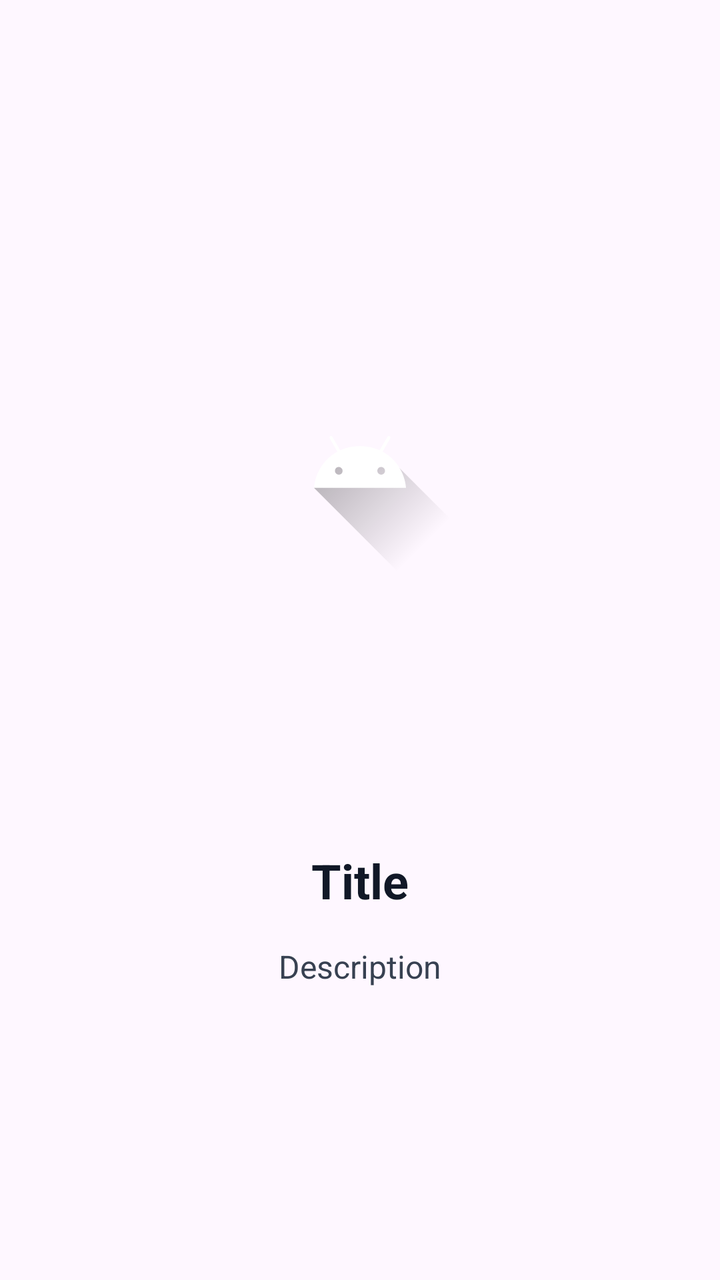
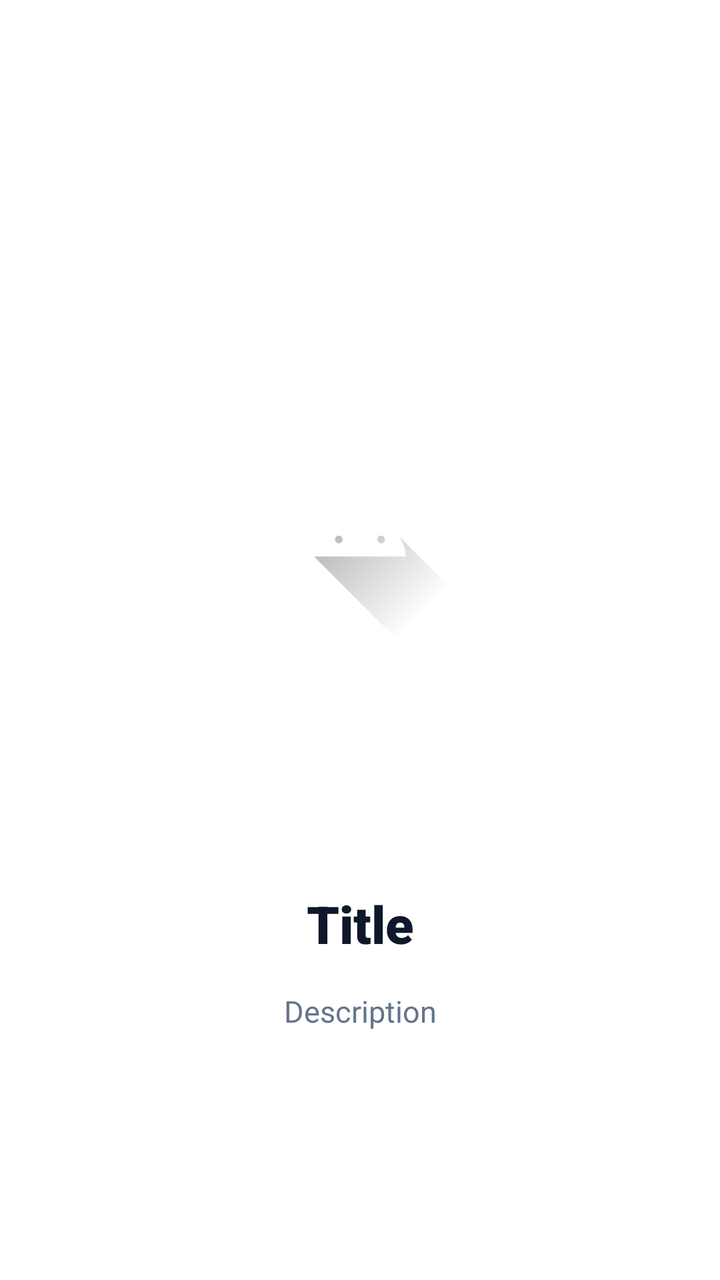

Before-and-after screenshots of an Android layout around one commit, followed by the original layout XML and the change that was made.
<!-- AndroidManifest.xml: application theme Theme.GoRide -->
<!-- res/layout/item_onboarding_page.xml -->
<?xml version="1.0" encoding="utf-8"?>
<androidx.constraintlayout.widget.ConstraintLayout xmlns:android="http://schemas.android.com/apk/res/android"
    xmlns:app="http://schemas.android.com/apk/res-auto"
    android:layout_width="match_parent"
    android:layout_height="match_parent"
    android:padding="24dp">

    <ImageView
        android:id="@+id/ivOnboarding"
        android:layout_width="match_parent"
        android:layout_height="300dp"
        android:layout_marginTop="60dp"
        android:scaleType="centerInside"
        app:layout_constraintTop_toTopOf="parent"
        app:srcCompat="@drawable/ic_launcher_foreground" />

    <TextView
        android:id="@+id/tvTitle"
        android:layout_width="match_parent"
        android:layout_height="wrap_content"
        android:layout_marginTop="40dp"
        android:gravity="center"
        android:text="Title"
        android:textColor="@color/gray_900"
        android:textSize="24sp"
        android:textStyle="bold"
        app:layout_constraintTop_toBottomOf="@id/ivOnboarding" />

    <TextView
        android:id="@+id/tvDescription"
        android:layout_width="match_parent"
        android:layout_height="wrap_content"
        android:layout_marginTop="16dp"
        android:gravity="center"
        android:text="Description"
        android:textColor="@color/gray_700"
        android:textSize="16sp"
        app:layout_constraintTop_toBottomOf="@id/tvTitle" />

</androidx.constraintlayout.widget.ConstraintLayout>
<!-- resources referenced by this layout -->
<resources>
  <color name="gray_700">#374151</color>
  <color name="gray_900">#111827</color>
  <!-- drawable ic_launcher_foreground (drawable) -->
  <vector xmlns:android="http://schemas.android.com/apk/res/android"
      xmlns:aapt="http://schemas.android.com/aapt"
      android:width="108dp"
      android:height="108dp"
      android:viewportWidth="108"
      android:viewportHeight="108">
      <path android:pathData="M31,63.928c0,0 6.4,-11 12.1,-13.1c7.2,-2.6 26,-1.4 26,-1.4l38.1,38.1L107,108.928l-32,-1L31,63.928z">
          <aapt:attr name="android:fillColor">
              <gradient
                  android:endX="85.84757"
                  android:endY="92.4963"
                  android:startX="42.9492"
                  android:startY="49.59793"
                  android:type="linear">
                  <item
                      android:color="#44000000"
                      android:offset="0.0" />
                  <item
                      android:color="#00000000"
                      android:offset="1.0" />
              </gradient>
          </aapt:attr>
      </path>
      <path
          android:fillColor="#FFFFFF"
          android:fillType="nonZero"
          android:pathData="M65.3,45.828l3.8,-6.6c0.2,-0.4 0.1,-0.9 -0.3,-1.1c-0.4,-0.2 -0.9,-0.1 -1.1,0.3l-3.9,6.7c-6.3,-2.8 -13.4,-2.8 -19.7,0l-3.9,-6.7c-0.2,-0.4 -0.7,-0.5 -1.1,-0.3C38.8,38.328 38.7,38.828 38.9,39.228l3.8,6.6C36.2,49.428 31.7,56.028 31,63.928h46C76.3,56.028 71.8,49.428 65.3,45.828zM43.4,57.328c-0.8,0 -1.5,-0.5 -1.8,-1.2c-0.3,-0.7 -0.1,-1.5 0.4,-2.1c0.5,-0.5 1.4,-0.7 2.1,-0.4c0.7,0.3 1.2,1 1.2,1.8C45.3,56.528 44.5,57.328 43.4,57.328L43.4,57.328zM64.6,57.328c-0.8,0 -1.5,-0.5 -1.8,-1.2s-0.1,-1.5 0.4,-2.1c0.5,-0.5 1.4,-0.7 2.1,-0.4c0.7,0.3 1.2,1 1.2,1.8C66.5,56.528 65.6,57.328 64.6,57.328L64.6,57.328z"
          android:strokeWidth="1"
          android:strokeColor="#00000000" />
  </vector>
  <style name="Theme.GoRide" parent="Theme.Material3.DayNight.NoActionBar">
          
          <item name="colorPrimary">@color/primary</item>
          <item name="colorPrimaryVariant">@color/primary_dark</item>
          <item name="colorOnPrimary">@color/white</item>
          
          <item name="colorSecondary">@color/primary_light</item>
          <item name="colorSecondaryVariant">@color/primary_dark</item>
          <item name="colorOnSecondary">@color/black</item>
          
          <item name="android:statusBarColor">?attr/colorPrimaryVariant</item>
      </style>
  <color name="primary">#16A34A</color>
  <color name="primary_dark">#15803D</color>
  <color name="white">#FFFFFFFF</color>
  <color name="primary_light">#DCFCE7</color>
  <color name="black">#FF000000</color>
</resources>

<!-- the commit's change to res/layout/item_onboarding_page.xml (unified diff, before → after) -->
@@ -2,39 +2,55 @@
 <androidx.constraintlayout.widget.ConstraintLayout xmlns:android="http://schemas.android.com/apk/res/android"
     xmlns:app="http://schemas.android.com/apk/res-auto"
     android:layout_width="match_parent"
-    android:layout_height="match_parent"
-    android:padding="24dp">
+    android:layout_height="match_parent">
 
     <ImageView
         android:id="@+id/ivOnboarding"
-        android:layout_width="match_parent"
-        android:layout_height="300dp"
-        android:layout_marginTop="60dp"
+        android:layout_width="0dp"
+        android:layout_height="0dp"
+        android:layout_marginHorizontal="24dp"
         android:scaleType="centerInside"
+        app:layout_constraintBottom_toTopOf="@+id/tvTitle"
+        app:layout_constraintEnd_toEndOf="parent"
+        app:layout_constraintHeight_percent="0.45"
+        app:layout_constraintStart_toStartOf="parent"
         app:layout_constraintTop_toTopOf="parent"
+        app:layout_constraintVertical_bias="0.5"
+        app:layout_constraintVertical_chainStyle="packed"
         app:srcCompat="@drawable/ic_launcher_foreground" />
 
     <TextView
         android:id="@+id/tvTitle"
-        android:layout_width="match_parent"
+        android:layout_width="0dp"
         android:layout_height="wrap_content"
-        android:layout_marginTop="40dp"
+        android:layout_marginHorizontal="40dp"
+        android:layout_marginTop="32dp"
         android:gravity="center"
+        android:lineSpacingExtra="4dp"
         android:text="Title"
-        android:textColor="@color/gray_900"
-        android:textSize="24sp"
+        android:textColor="#0F172A"
+        android:textSize="26sp"
+        android:fontFamily="sans-serif-black"
         android:textStyle="bold"
+        app:layout_constraintBottom_toTopOf="@+id/tvDescription"
+        app:layout_constraintEnd_toEndOf="parent"
+        app:layout_constraintStart_toStartOf="parent"
         app:layout_constraintTop_toBottomOf="@id/ivOnboarding" />
 
     <TextView
         android:id="@+id/tvDescription"
-        android:layout_width="match_parent"
+        android:layout_width="0dp"
         android:layout_height="wrap_content"
+        android:layout_marginHorizontal="40dp"
         android:layout_marginTop="16dp"
         android:gravity="center"
+        android:lineSpacingExtra="2dp"
         android:text="Description"
-        android:textColor="@color/gray_700"
-        android:textSize="16sp"
+        android:textColor="#64748B"
+        android:textSize="15sp"
+        app:layout_constraintBottom_toBottomOf="parent"
+        app:layout_constraintEnd_toEndOf="parent"
+        app:layout_constraintStart_toStartOf="parent"
         app:layout_constraintTop_toBottomOf="@id/tvTitle" />
 
 </androidx.constraintlayout.widget.ConstraintLayout>
<!-- resource entries referenced after the edit -->
@@ -1,7 +1,5 @@
 <!-- resources referenced by this layout -->
 <resources>
-  <color name="gray_700">#374151</color>
-  <color name="gray_900">#111827</color>
   <!-- drawable ic_launcher_foreground (drawable) -->
   <vector xmlns:android="http://schemas.android.com/apk/res/android"
       xmlns:aapt="http://schemas.android.com/aapt"
@@ -33,7 +31,7 @@
           android:strokeWidth="1"
           android:strokeColor="#00000000" />
   </vector>
-  <style name="Theme.GoRide" parent="Theme.Material3.DayNight.NoActionBar">
+  <style name="Theme.GoRide" parent="Theme.Material3.Light.NoActionBar">
           
           <item name="colorPrimary">@color/primary</item>
           <item name="colorPrimaryVariant">@color/primary_dark</item>
@@ -44,6 +42,11 @@
           <item name="colorOnSecondary">@color/black</item>
           
           <item name="android:statusBarColor">?attr/colorPrimaryVariant</item>
+  
+          
+          <item name="android:windowBackground">@color/white</item>
+          <item name="colorSurface">@color/white</item>
+          <item name="colorOnSurface">@color/black</item>
       </style>
   <color name="primary">#16A34A</color>
   <color name="primary_dark">#15803D</color>
